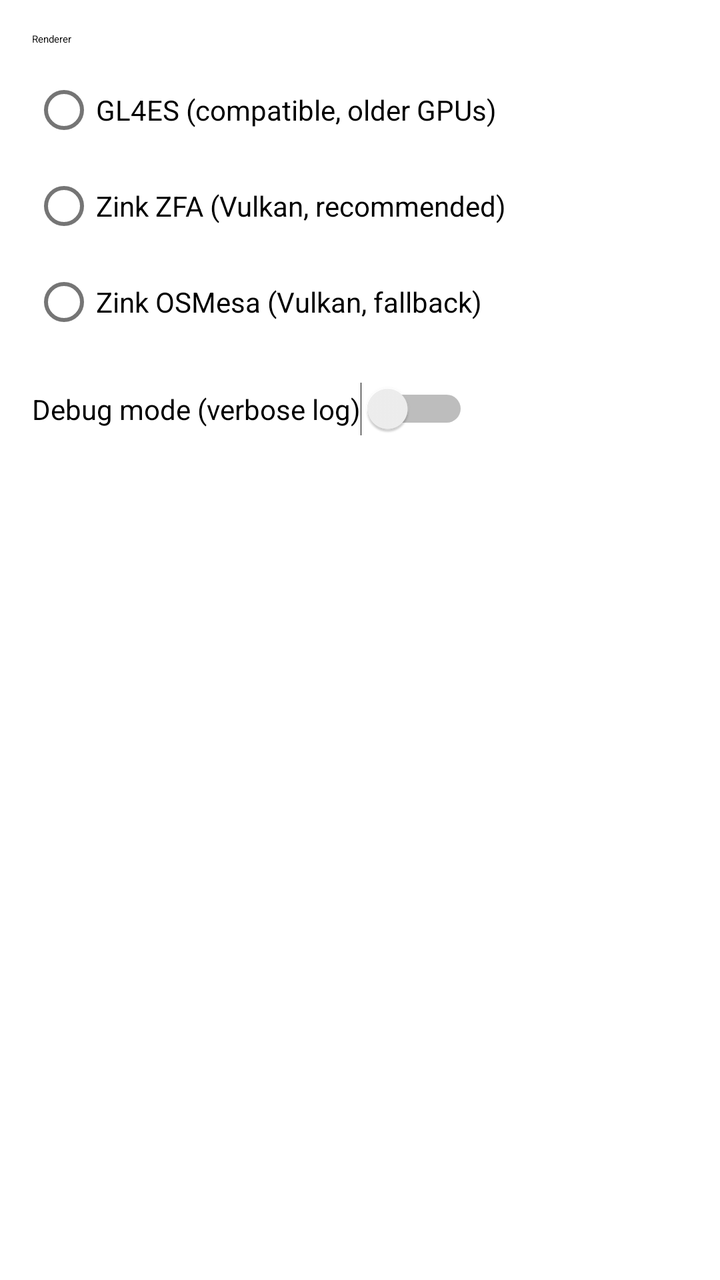
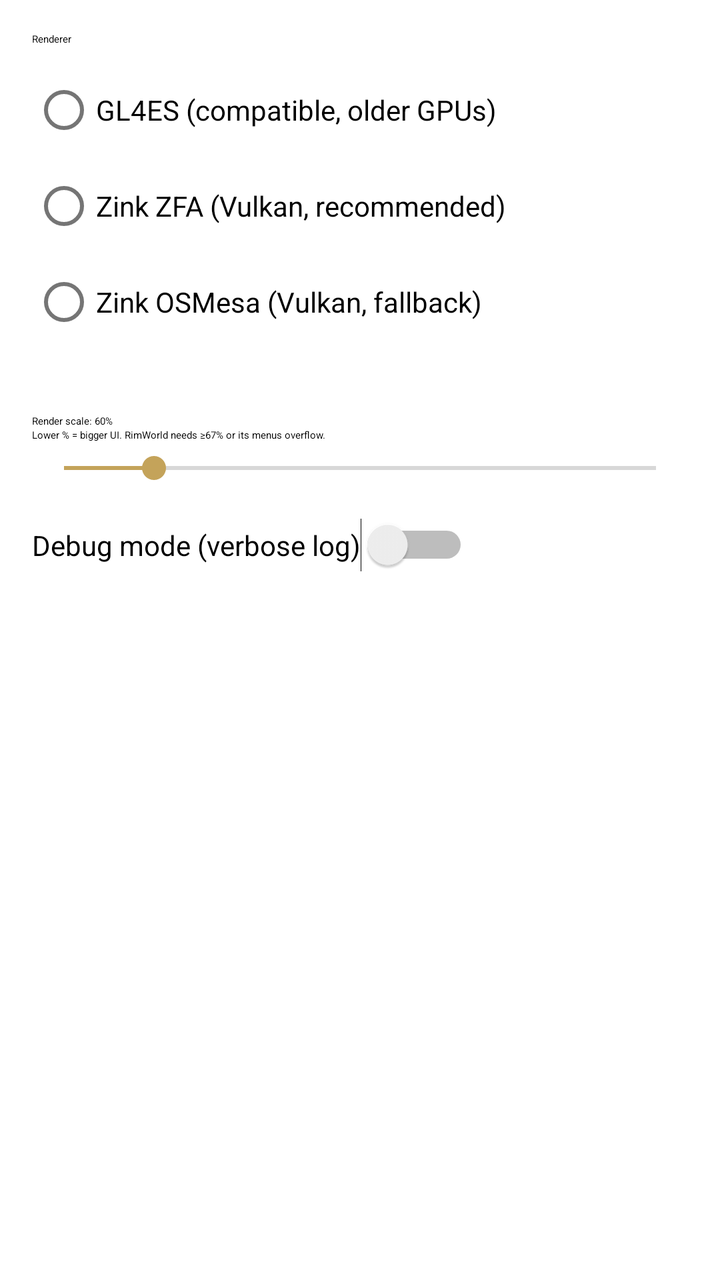

Before-and-after screenshots of an Android layout around one commit, followed by the original layout XML and the change that was made.
<!-- AndroidManifest.xml: application theme AppTheme -->
<!-- res/layout/fragment_settings.xml -->
<?xml version="1.0" encoding="utf-8"?>
<LinearLayout xmlns:android="http://schemas.android.com/apk/res/android"
    android:layout_width="match_parent"
    android:layout_height="match_parent"
    android:orientation="vertical"
    android:padding="16dp">

    <TextView
        android:layout_width="wrap_content"
        android:layout_height="wrap_content"
        android:text="@string/renderer"
        android:textAppearance="?attr/textAppearanceTitleMedium"
        android:layout_marginBottom="8dp" />

    <RadioGroup
        android:id="@+id/rg_renderer"
        android:layout_width="wrap_content"
        android:layout_height="wrap_content"
        android:layout_marginBottom="16dp">

        <RadioButton
            android:id="@+id/rb_gl4es"
            android:layout_width="wrap_content"
            android:layout_height="wrap_content"
            android:text="@string/gl4es_label" />

        <RadioButton
            android:id="@+id/rb_zink_zfa"
            android:layout_width="wrap_content"
            android:layout_height="wrap_content"
            android:text="@string/zink_zfa_label" />

        <RadioButton
            android:id="@+id/rb_zink_osmesa"
            android:layout_width="wrap_content"
            android:layout_height="wrap_content"
            android:text="@string/zink_osmesa_label" />

    </RadioGroup>

    <Switch
        android:id="@+id/sw_debug"
        android:layout_width="wrap_content"
        android:layout_height="wrap_content"
        android:text="@string/debug_mode" />

</LinearLayout>
<!-- resources referenced by this layout -->
<resources>
  <string name="debug_mode">Debug mode (verbose log)</string>
  <string name="gl4es_label">GL4ES (compatible, older GPUs)</string>
  <string name="renderer">Renderer</string>
  <string name="zink_osmesa_label">Zink OSMesa (Vulkan, fallback)</string>
  <string name="zink_zfa_label">Zink ZFA (Vulkan, recommended)</string>
  <style name="AppTheme" parent="Theme.MaterialComponents.DayNight.NoActionBar">
          <item name="colorPrimary">@color/rd_primary</item>
          <item name="colorPrimaryVariant">@color/rd_primary_dark</item>
          <item name="colorOnPrimary">@android:color/white</item>
          <item name="colorSecondary">@color/rd_secondary</item>
          <item name="colorOnSecondary">@android:color/white</item>
          <item name="android:statusBarColor">@color/rd_primary_dark</item>
      </style>
  <color name="rd_primary">#8B3A2A</color>
  <color name="rd_primary_dark">#5C1E10</color>
  <color name="rd_secondary">#C4A35A</color>
</resources>

<!-- the commit's change to res/layout/fragment_settings.xml (unified diff, before → after) -->
@@ -38,6 +38,29 @@
 
     </RadioGroup>
 
+    <TextView
+        android:id="@+id/tv_render_scale_label"
+        android:layout_width="wrap_content"
+        android:layout_height="wrap_content"
+        android:layout_marginTop="16dp"
+        android:text="Render scale: 60%"
+        android:textAppearance="?attr/textAppearanceTitleMedium" />
+
+    <TextView
+        android:layout_width="wrap_content"
+        android:layout_height="wrap_content"
+        android:text="Lower % = bigger UI. RimWorld needs ≥67% or its menus overflow."
+        android:textAppearance="?attr/textAppearanceBodySmall"
+        android:layout_marginBottom="4dp" />
+
+    <SeekBar
+        android:id="@+id/sb_render_scale"
+        android:layout_width="match_parent"
+        android:layout_height="wrap_content"
+        android:max="33"
+        android:progress="5"
+        android:layout_marginBottom="16dp" />
+
     <Switch
         android:id="@+id/sw_debug"
         android:layout_width="wrap_content"
